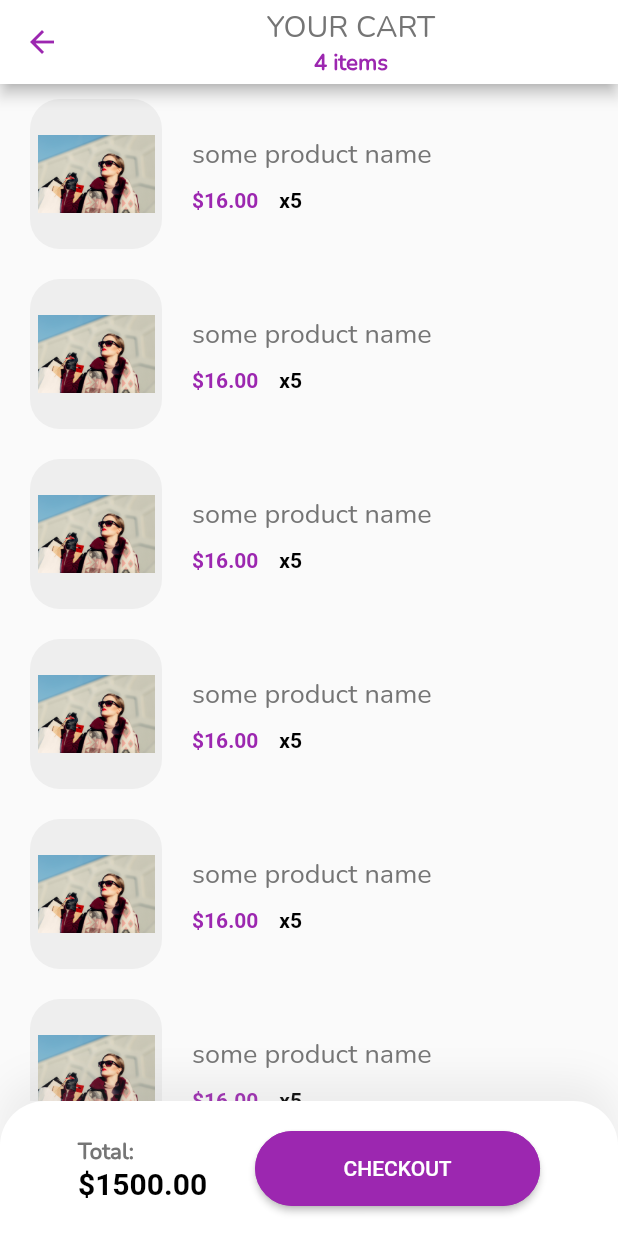
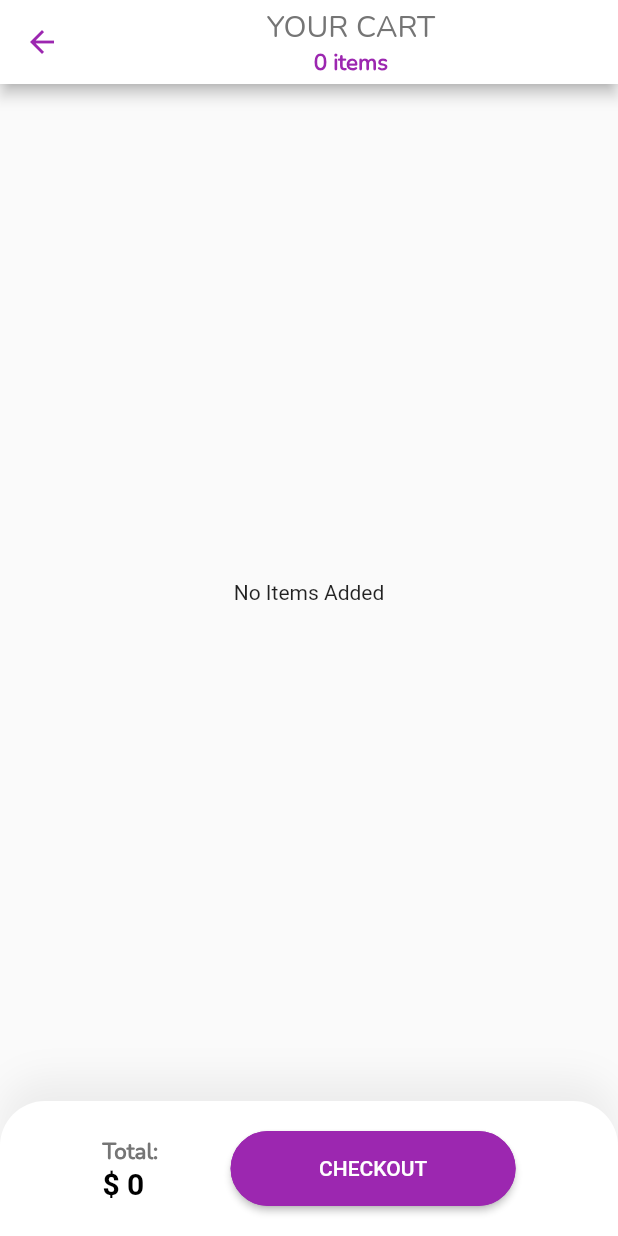
Before and after one commit to Mohamedehabyassin/Tilo, a Flutter app: the CartScreen screen opened directly, on a phone screen of 412 x 824 dp. Run offline on Flutter 3.47's test engine with Material 2 defaults, Android fonts, the phone set to English and light mode, and no system bars; our stand-ins replace carousel_slider, circular_profile_avatar, cloud_firestore, eva_icons_flutter, firebase_auth, firebase_core and 2 more; accounts and stored records are empty.

Commit message:
third commit

```diff
--- /dev/null
+++ b/lib/provider/cart_provider.dart
@@ -0,0 +1,39 @@
+import 'package:flutter/material.dart';
+import 'package:tilo/model/details_data_model.dart';
+
+
+class CartProvider with ChangeNotifier {
+  List<Product> items = [];
+
+
+  int get totalAmount {
+    var total = 0;
+    items.forEach((Product cartItem) {
+      total += cartItem.whitePrice.price.toInt();
+    });
+    return total;
+  }
+
+  void addItem(Product item) {
+    items.add(item);
+    notifyListeners();
+  }
+
+void removeItem(Product item){
+    for(int i =0 ;i<items.length;i++){
+      if(items[i].code==item.code){
+        items.removeAt(i);
+        break;
+      }
+    }
+    notifyListeners();
+}
+void clear()
+{
+  items=[];
+  notifyListeners();
+}
+
+
+
+}
--- a/lib/screen/cart/cart_screen.dart
+++ b/lib/screen/cart/cart_screen.dart
@@ -1,9 +1,14 @@
 import 'package:flutter/material.dart';
+import 'package:provider/provider.dart';
+import 'package:tilo/provider/cart_provider.dart';
 import 'package:tilo/screen/cart/widgets/body.dart';
 
 class CartScreen extends StatelessWidget {
+
   @override
   Widget build(BuildContext context) {
+    final itemProvider = Provider.of<CartProvider>(context);
+
     return Scaffold(
       appBar: buildAppBar(context),
       body: Body(),
@@ -39,7 +44,7 @@ class CartScreen extends StatelessWidget {
                           color: Colors.grey[600], fontWeight: FontWeight.bold),
                       children: [
                         TextSpan(
-                          text: '\$1500.00',
+                          text: '\$ ${itemProvider.totalAmount}',
                           style: TextStyle(
                               fontSize: 20,
                               color: Colors.black,
@@ -84,6 +89,8 @@ class CartScreen extends StatelessWidget {
 }
 
 AppBar buildAppBar(BuildContext context) {
+  final itemProvider = Provider.of<CartProvider>(context);
+
   return AppBar(
     backgroundColor: Colors.white,
     title: Center(
@@ -94,7 +101,7 @@ AppBar buildAppBar(BuildContext context) {
             style: TextStyle(color: Colors.grey[600], fontFamily: "Nunito"),
           ),
           Text(
-            '4 items',
+            '${itemProvider.items.length} items',
             style: TextStyle(
               color: Colors.purple,
               fontWeight: FontWeight.bold,
--- a/lib/screen/cart/widgets/body.dart
+++ b/lib/screen/cart/widgets/body.dart
@@ -1,16 +1,25 @@
 import 'package:flutter/material.dart';
+import 'package:provider/provider.dart';
+import 'package:tilo/provider/cart_provider.dart';
 
 class Body extends StatelessWidget {
   @override
   Widget build(BuildContext context) {
-    return Padding(
+    final itemProvider = Provider.of<CartProvider>(context);
+
+    return (itemProvider.items.length != 0)
+        ? Padding(
             padding: const EdgeInsets.symmetric(horizontal: 20),
             child: ListView.builder(
+              itemCount: itemProvider.items.length,
               itemBuilder: (context, index) => Padding(
                 padding: const EdgeInsets.symmetric(vertical: 10),
                 child: Dismissible(
-            key: Key('id'),
+                  key: Key('${itemProvider.items[index].code}'),
                   direction: DismissDirection.endToStart,
+                  // onDismissed: (direction) => {
+                  //   itemProvider.removeItem(itemProvider.items[index])
+                  // },
                   background: Container(
                     padding: EdgeInsets.symmetric(horizontal: 20.0),
                     decoration: BoxDecoration(
@@ -31,6 +40,9 @@ class Body extends StatelessWidget {
                 ),
               ),
             ),
+          )
+        : Center(
+            child: Text("No Items Added"),
           );
   }
 }
--- a/lib/screen/categories/baby_screen.dart
+++ b/lib/screen/categories/baby_screen.dart
@@ -2,6 +2,7 @@ import 'package:flutter/cupertino.dart';
 import 'package:flutter/material.dart';
 import 'package:provider/provider.dart';
 import 'package:tilo/provider/data_provider.dart';
+import 'package:tilo/screen/details_screen.dart';
 
 class BabyScreen extends StatelessWidget {
   @override
@@ -23,7 +24,10 @@ class BabyScreen extends StatelessWidget {
                       itemBuilder: (ctx, index) {
                         return GestureDetector(
                           onTap: (){
-
+                            Navigator.push(
+                              context,
+                              MaterialPageRoute(builder: (context) => DetailsScreen(item: _data.babyData[index],)),
+                            );
                           },
                           child: Container(
                               padding: EdgeInsets.all(12),
--- a/lib/screen/categories/women_screen.dart
+++ b/lib/screen/categories/women_screen.dart
@@ -1,6 +1,7 @@
 import 'package:flutter/material.dart';
 import 'package:provider/provider.dart';
 import 'package:tilo/provider/data_provider.dart';
+import 'package:tilo/screen/details_screen.dart';
 
 class WomenScreen extends StatelessWidget {
   @override
@@ -22,6 +23,10 @@ class WomenScreen extends StatelessWidget {
                   itemBuilder: (ctx, index) {
                     return GestureDetector(
                       onTap: (){
+                        Navigator.push(
+                          context,
+                          MaterialPageRoute(builder: (context) => DetailsScreen(item: _data.womenData[index],)),
+                        );
 
                       },
                       child: Container(
```
Also changed, not shown: lib/main.dart (+31 -5 lines), lib/screen/details_screen.dart (+54 -8 lines). Lines whose indentation alone changed are shown as unchanged.
